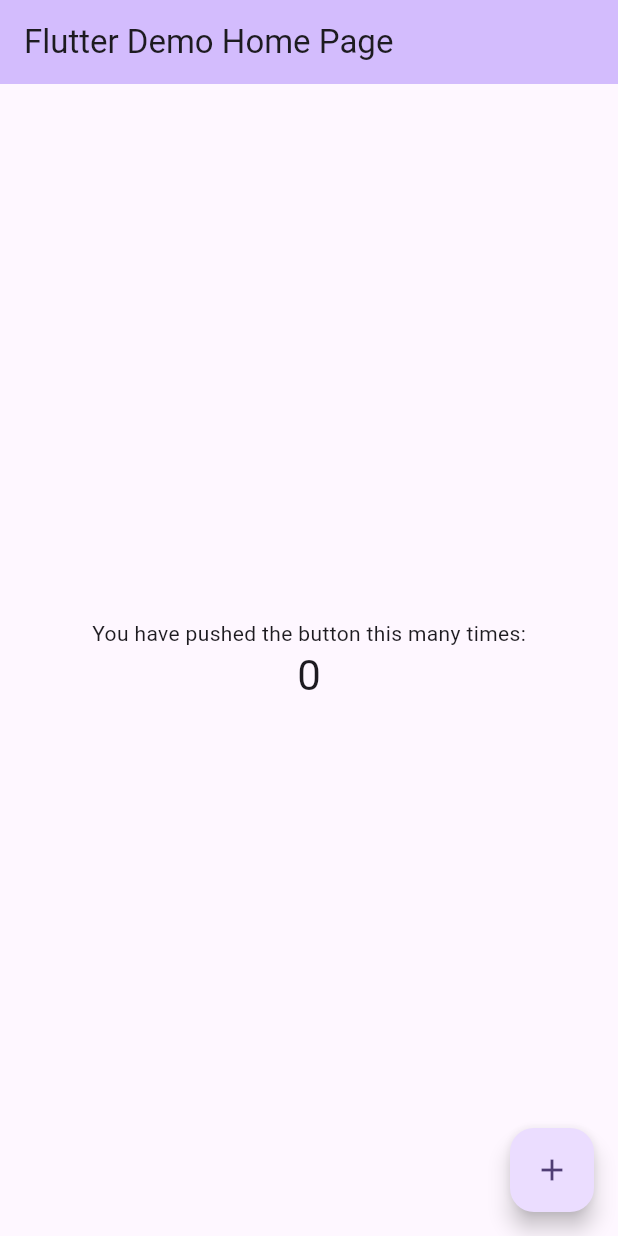
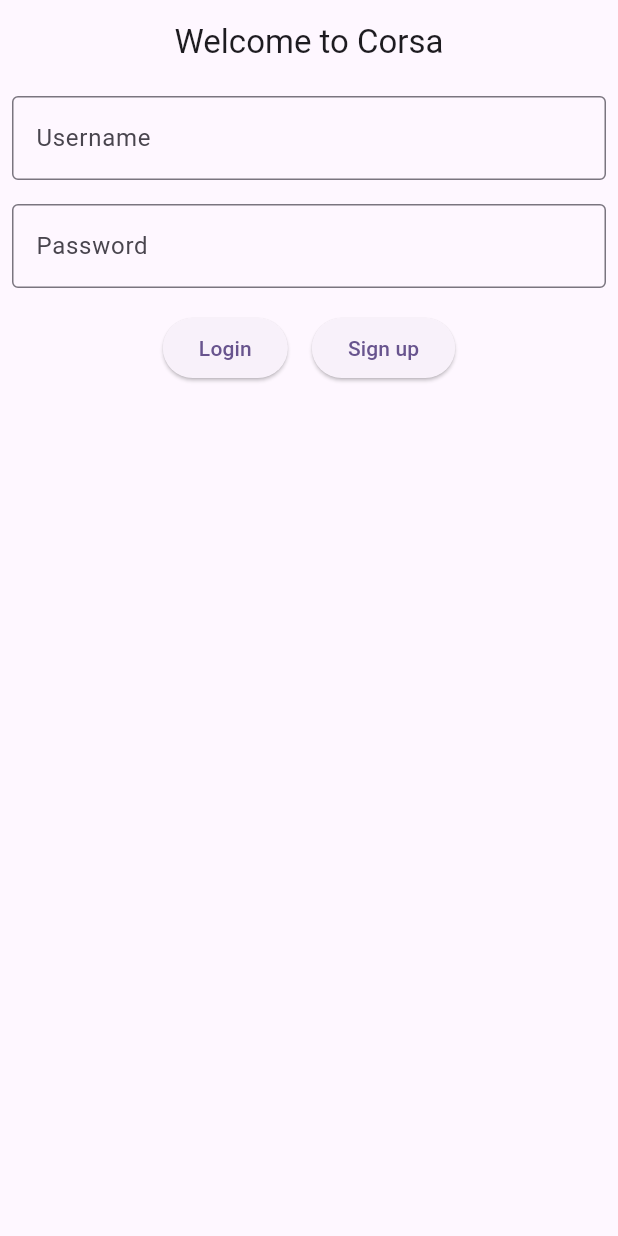
Before and after one commit to Mcfearless314/corsa-frontend, a Flutter app: the screen it shows after launch, on a phone screen of 412 x 824 dp. Run offline on Flutter 3.47's test engine with Material 3 defaults, Android fonts, the phone set to English and light mode, and no system bars.

Commit message:
added home and user  screen

```diff
--- a/lib/main.dart
+++ b/lib/main.dart
@@ -1,3 +1,4 @@
+import 'package:corsa/ui/homepage_screen.dart';
 import 'package:flutter/material.dart';
 
 void main() {
@@ -10,64 +11,16 @@ void main() {
 class MyApp extends StatelessWidget {
   const MyApp({super.key});
 
-  // This widget is the root of your application.
   @override
   Widget build(BuildContext context) {
     return MaterialApp(
-      title: 'Flutter Demo',
-      theme: ThemeData(
-        colorScheme: ColorScheme.fromSeed(seedColor: Colors.deepPurple),
-        useMaterial3: true,
-      ),
-      home: const MyHomePage(title: 'Flutter Demo Home Page'),
-    );
+        title: 'Flutter Demo',
+        theme: ThemeData(
+          colorScheme: ColorScheme.fromSeed(seedColor: Colors.deepPurple),
+          useMaterial3: true,
+        ),
+        home: const Center(
+          child: HomePageScreen()
+        ));
   }
 }
-
-class MyHomePage extends StatefulWidget {
-  const MyHomePage({super.key, required this.title});
-
-  final String title;
-
-  @override
-  State<MyHomePage> createState() => _MyHomePageState();
-}
-
-class _MyHomePageState extends State<MyHomePage> {
-  int _counter = 0;
-
-  void _incrementCounter() {
-    setState(() {
-      _counter++;
-    });
-  }
-
-  @override
-  Widget build(BuildContext context) {
-    return Scaffold(
-      appBar: AppBar(
-        backgroundColor: Theme.of(context).colorScheme.inversePrimary,
-        title: Text(widget.title),
-      ),
-      body: Center(
-        child: Column(
-          mainAxisAlignment: MainAxisAlignment.center,
-          children: <Widget>[
-            const Text(
-              'You have pushed the button this many times:',
-            ),
-            Text(
-              '$_counter',
-              style: Theme.of(context).textTheme.headlineMedium,
-            ),
-          ],
-        ),
-      ),
-      floatingActionButton: FloatingActionButton(
-        onPressed: _incrementCounter,
-        tooltip: 'Increment',
-        child: const Icon(Icons.add),
-      ),
-    );
-  }
-}
--- /dev/null
+++ b/lib/ui/homepage_screen.dart
@@ -0,0 +1,50 @@
+import 'package:flutter/material.dart';
+
+class HomePageScreen extends StatelessWidget {
+  const HomePageScreen({super.key});
+
+  @override
+  Widget build(BuildContext context) {
+    return Scaffold(
+      appBar: AppBar(
+        title: Text("Welcome to Corsa"),
+        centerTitle: true,
+      ),
+      body: Column(
+        children: [
+          Padding(
+            padding: const EdgeInsets.all(8.0),
+            child: TextField(
+              decoration: InputDecoration(
+                  border: OutlineInputBorder(), hintText: 'Username'),
+            ),
+          ),
+          Padding(
+            padding: const EdgeInsets.all(8.0),
+            child: TextField(
+              decoration: InputDecoration(
+                  border: OutlineInputBorder(), hintText: 'Password'),
+            ),
+          ),
+          Row(
+            mainAxisAlignment: MainAxisAlignment.center,
+            children: [
+              Padding(
+                padding: const EdgeInsets.all(8.0),
+                child: ElevatedButton(onPressed: logIn, child: Text("Login")),
+              ),
+              Padding(
+                padding: const EdgeInsets.all(8.0),
+                child: ElevatedButton(onPressed: signUp, child: Text("Sign up")),
+              ),
+            ],
+          )
+        ],
+      ),
+    );
+  }
+
+  void logIn() {}
+
+  void signUp() {}
+}
--- /dev/null
+++ b/lib/ui/userpage_screen.dart
@@ -0,0 +1,24 @@
+import 'package:flutter/material.dart';
+
+class UserPageScreen extends StatelessWidget {
+  const UserPageScreen({super.key});
+
+  @override
+  Widget build(BuildContext context) {
+    return Scaffold(
+      appBar: AppBar(
+        title: Text("User Page"),
+        centerTitle: true,
+      ),
+      body: Column(
+        children: [
+          Image.asset('assets/Corsa.jpg'),
+        ],
+      ),
+      floatingActionButton: FloatingActionButton(onPressed: startNewRun,),
+    );
+  }
+
+  void startNewRun() {
+  }
+}
--- a/pubspec.yaml
+++ b/pubspec.yaml
@@ -52,14 +52,14 @@ dev_dependencies:
 
 # The following section is specific to Flutter packages.
 flutter:
-
+  assets:
+    - assets/
   # The following line ensures that the Material Icons font is
   # included with your application, so that you can use the icons in
   # the material Icons class.
   uses-material-design: true
 
-  # To add assets to your application, add an assets section, like this:
-  # assets:
+
   #   - images/a_dot_burr.jpeg
   #   - images/a_dot_ham.jpeg
 
```
